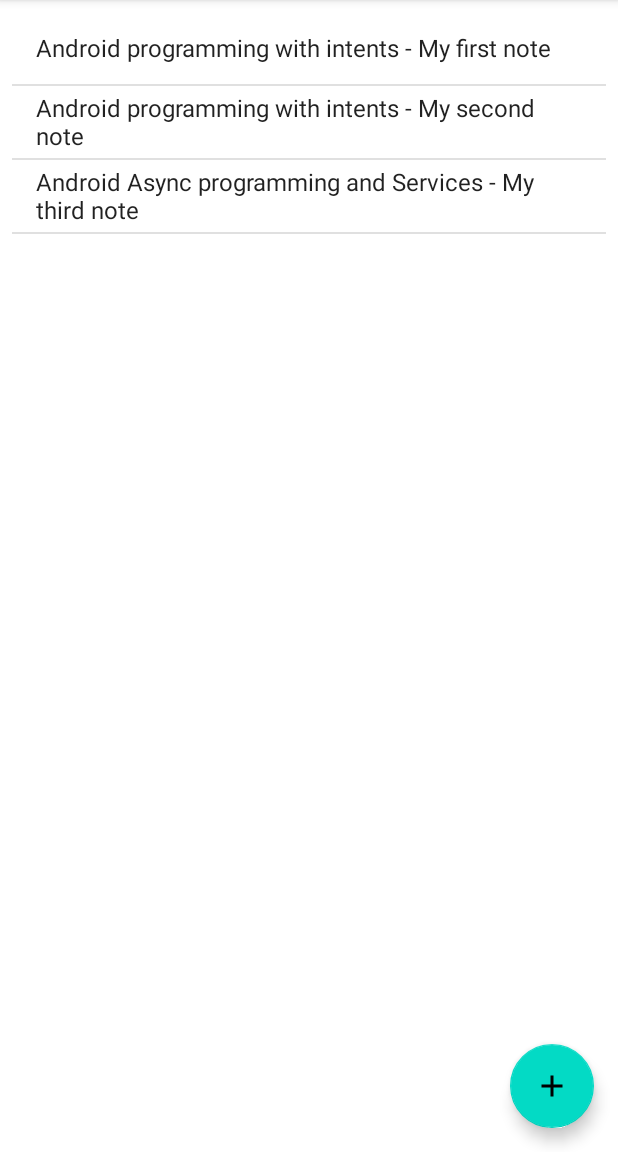
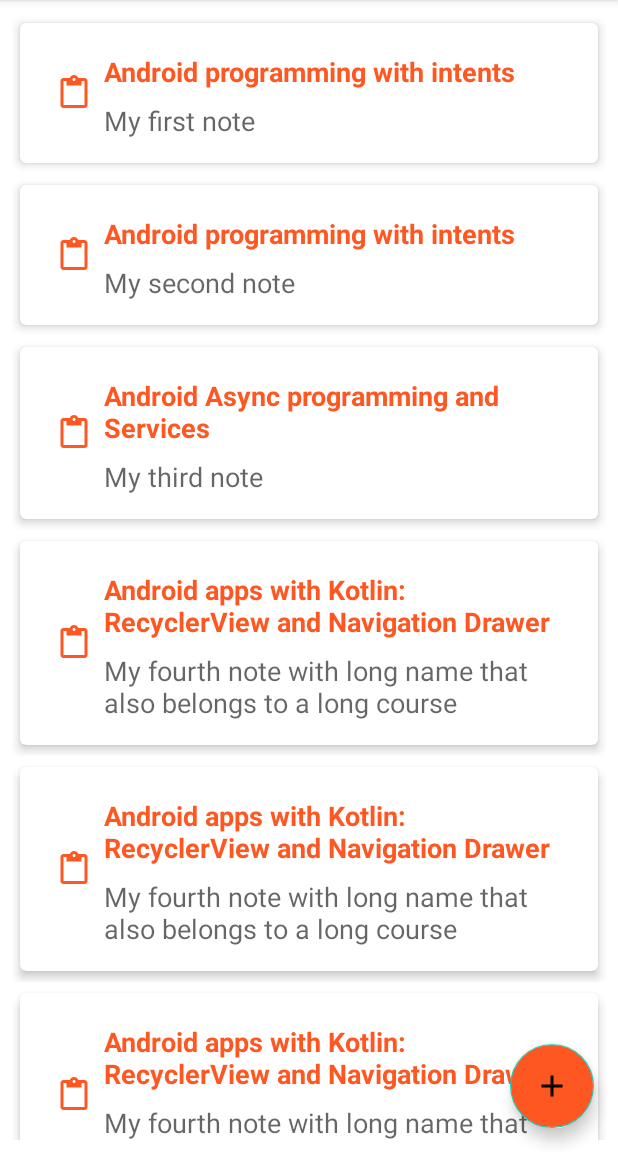
Before and after one commit to Luckykarter/note_keeper, an Android app: the screen it shows after launch (NoteListActivity), on a phone screen of 412 x 824 dp, the part 84-1236 px from its top. Run offline under Robolectric (Android 15) with nearby library versions, the phone set to English and light mode, and no system bars; our stand-ins replace navigation-ui.

Commit message:
RecyclerView course, Retrofit add

```diff
--- a/app/build.gradle
+++ b/app/build.gradle
@@ -45,4 +45,6 @@ dependencies {
     testImplementation 'junit:junit:4.+'
     androidTestImplementation 'androidx.test.ext:junit:1.1.2'
     androidTestImplementation 'androidx.test.espresso:espresso-core:3.3.0'
+    implementation 'com.squareup.retrofit2:retrofit:2.9.0'
+    implementation 'com.squareup.retrofit2:converter-gson:2.9.0'
 }
--- a/app/src/main/AndroidManifest.xml
+++ b/app/src/main/AndroidManifest.xml
@@ -1,9 +1,11 @@
 <?xml version="1.0" encoding="utf-8"?>
 <manifest xmlns:android="http://schemas.android.com/apk/res/android"
     package="com.example.notekeeper">
+    <uses-permission android:name="android.permission.INTERNET" />
 
     <application
         android:allowBackup="true"
+        android:usesCleartextTraffic="true"
         android:icon="@mipmap/ic_launcher"
         android:label="@string/app_name"
         android:roundIcon="@mipmap/ic_launcher_round"
@@ -27,5 +29,4 @@
             android:theme="@style/Theme.NoteKeeper.NoActionBar">
         </activity>
     </application>
-
 </manifest>
--- a/app/src/main/java/com/example/notekeeper/Constants.kt
+++ b/app/src/main/java/com/example/notekeeper/Constants.kt
@@ -4,3 +4,5 @@ const val NOTE_POSITION = "EXTRA_NOTE_POSITION"
 const val POSITION_NOT_SET = -1
 const val DIRECTION_BACK = -1
 const val DIRECTION_FORWARD = 1
+//const val BASE_URL = "https://swapi.dev/api/"
+const val BASE_URL = "http://10.100.102.10:8004/"
--- a/app/src/main/java/com/example/notekeeper/DataManager.kt
+++ b/app/src/main/java/com/example/notekeeper/DataManager.kt
@@ -17,6 +17,8 @@ object DataManager {
 
         course = CourseInfo(courseId = "android_async", title = "Android Async programming and Services")
         courses[course.courseId] = course
+        course = CourseInfo(courseId = "android_kotlin", title = "Android apps with Kotlin: RecyclerView and Navigation Drawer")
+        courses[course.courseId] = course
 
     }
 
@@ -24,7 +26,15 @@ object DataManager {
         notes.add(NoteInfo(courses.values.toList()[0], title = "My first note", text = "Some note text"))
         notes.add(NoteInfo(courses.values.toList()[0], title = "My second note", text = "Some different note text"))
         notes.add(NoteInfo(courses.values.toList()[1], title = "My third note", text = "Some another different note text"))
-
+        for (i in 1..15) {
+            notes.add(
+                NoteInfo(
+                    courses.values.toList()[2],
+                    title = "My fourth note with long name that also belongs to a long course",
+                    text = "Some another different note text"
+                )
+            )
+        }
     }
 
 }
--- a/app/src/main/java/com/example/notekeeper/NoteListActivity.kt
+++ b/app/src/main/java/com/example/notekeeper/NoteListActivity.kt
@@ -5,6 +5,7 @@ import android.os.Bundle
 import android.widget.ArrayAdapter
 import androidx.appcompat.app.AppCompatActivity
 import androidx.navigation.ui.AppBarConfiguration
+import androidx.recyclerview.widget.LinearLayoutManager
 import com.example.notekeeper.databinding.ActivityNoteListBinding
 
 class NoteListActivity : AppCompatActivity() {
@@ -24,22 +25,28 @@ class NoteListActivity : AppCompatActivity() {
             val activityIntent = Intent(this, MainActivity::class.java)
             startActivity(activityIntent)
         }
-        binding.editView.listNotes.adapter = ArrayAdapter<NoteInfo>(this,
-            android.R.layout.simple_list_item_1,
-            DataManager.notes
-        )
 
-        binding.editView.listNotes.setOnItemClickListener{parent, view, position, id ->
-            val activityIntent = Intent(this, MainActivity::class.java)
-            activityIntent.putExtra(NOTE_POSITION, position)
-            startActivity(activityIntent)
-        }
+        binding.editView.listItemsR.layoutManager = LinearLayoutManager(this)
+
+        binding.editView.listItemsR.adapter = NoteRecyclerAdapter(this, DataManager.notes)
+
+//        binding.editView.listNotes.adapter = ArrayAdapter<NoteInfo>(this,
+//            android.R.layout.simple_list_item_1,
+//            DataManager.notes
+//        )
+//
+//        binding.editView.listNotes.setOnItemClickListener{parent, view, position, id ->
+//            val activityIntent = Intent(this, MainActivity::class.java)
+//            activityIntent.putExtra(NOTE_POSITION, position)
+//            startActivity(activityIntent)
+//        }
 
     }
 
     override fun onResume() {
         super.onResume()
-        (binding.editView.listNotes.adapter as ArrayAdapter<NoteInfo>).notifyDataSetChanged()
+        binding.editView.listItemsR.adapter?.notifyDataSetChanged()
+//        (binding.editView.listItems.adapter as ArrayAdapter<NoteInfo>).notifyDataSetChanged()
     }
 
 }
--- /dev/null
+++ b/app/src/main/java/com/example/notekeeper/NoteRecyclerAdapter.kt
@@ -0,0 +1,44 @@
+package com.example.notekeeper
+
+import android.content.Context
+import android.content.Intent
+import android.view.LayoutInflater
+import android.view.View
+import android.view.ViewGroup
+import android.widget.TextView
+import androidx.recyclerview.widget.RecyclerView
+
+class NoteRecyclerAdapter(private val context: Context, private val notes: List<NoteInfo>):
+    RecyclerView.Adapter<NoteRecyclerAdapter.ViewHolder>() {
+
+    private val layoutInflater = LayoutInflater.from(context)
+
+    inner class ViewHolder(itemView: View) : RecyclerView.ViewHolder(itemView) {
+        val textCourse = itemView.findViewById<TextView?>(R.id.textCourse)
+        val textTitle = itemView.findViewById<TextView?>(R.id.textTitle)
+        var notePosition = 0
+        init {
+            itemView.setOnClickListener {
+                val intent = Intent(context, MainActivity::class.java)
+                intent.putExtra(NOTE_POSITION, notePosition)
+                context.startActivity(intent)
+            }
+        }
+    }
+
+    override fun onCreateViewHolder(parent: ViewGroup, viewType: Int): ViewHolder {
+        val itemView = layoutInflater.inflate(R.layout.item_note_list, parent, false)
+        return ViewHolder(itemView)
+
+    }
+
+    override fun onBindViewHolder(holder: ViewHolder, position: Int) {
+        val note = notes[position]
+        holder.textCourse?.text = note.course?.title
+        holder.textTitle?.text = note.title
+        holder.notePosition = position
+
+    }
+
+    override fun getItemCount() = notes.size
+}
--- /dev/null
+++ b/app/src/main/res/drawable/ic_baseline_content_paste_24.xml
@@ -0,0 +1,5 @@
+<vector android:height="24dp" android:tint="#000000"
+    android:viewportHeight="24" android:viewportWidth="24"
+    android:width="24dp" xmlns:android="http://schemas.android.com/apk/res/android">
+    <path android:fillColor="@color/black" android:pathData="M19,2h-4.18C14.4,0.84 13.3,0 12,0c-1.3,0 -2.4,0.84 -2.82,2L5,2c-1.1,0 -2,0.9 -2,2v16c0,1.1 0.9,2 2,2h14c1.1,0 2,-0.9 2,-2L21,4c0,-1.1 -0.9,-2 -2,-2zM12,2c0.55,0 1,0.45 1,1s-0.45,1 -1,1 -1,-0.45 -1,-1 0.45,-1 1,-1zM19,20L5,20L5,4h2v3h10L17,4h2v16z"/>
+</vector>
--- a/app/src/main/res/layout/activity_note_list.xml
+++ b/app/src/main/res/layout/activity_note_list.xml
@@ -31,6 +31,8 @@
         android:layout_gravity="bottom|end"
         android:layout_marginEnd="@dimen/fab_margin"
         android:layout_marginBottom="16dp"
+        android:backgroundTint="#FF5722"
+        app:rippleColor="#FFFFFF"
         app:srcCompat="@drawable/ic_baseline_add_24" />
 
 </androidx.coordinatorlayout.widget.CoordinatorLayout>
--- a/app/src/main/res/layout/content_note_list.xml
+++ b/app/src/main/res/layout/content_note_list.xml
@@ -2,12 +2,13 @@
 <androidx.constraintlayout.widget.ConstraintLayout xmlns:android="http://schemas.android.com/apk/res/android"
     xmlns:app="http://schemas.android.com/apk/res-auto"
     xmlns:tools="http://schemas.android.com/tools"
+    android:id="@+id/listItems"
     android:layout_width="match_parent"
     android:layout_height="match_parent"
     app:layout_behavior="@string/appbar_scrolling_view_behavior">
 
-    <ListView
-        android:id="@+id/listNotes"
+    <androidx.recyclerview.widget.RecyclerView
+        android:id="@+id/listItemsR"
         android:layout_width="0dp"
         android:layout_height="0dp"
         android:layout_marginStart="8dp"
@@ -17,5 +18,6 @@
         app:layout_constraintBottom_toBottomOf="parent"
         app:layout_constraintEnd_toEndOf="parent"
         app:layout_constraintStart_toStartOf="parent"
-        app:layout_constraintTop_toTopOf="parent" />
+        app:layout_constraintTop_toTopOf="parent"
+        tools:listitem="@layout/item_note_list" />
 </androidx.constraintlayout.widget.ConstraintLayout>
--- /dev/null
+++ b/app/src/main/res/layout/item_note_list.xml
@@ -0,0 +1,61 @@
+<?xml version="1.0" encoding="utf-8"?>
+<FrameLayout xmlns:android="http://schemas.android.com/apk/res/android"
+    xmlns:app="http://schemas.android.com/apk/res-auto"
+    xmlns:tools="http://schemas.android.com/tools"
+    android:layout_width="match_parent"
+    android:layout_height="wrap_content">
+
+    <androidx.cardview.widget.CardView
+        android:layout_width="match_parent"
+        android:layout_height="wrap_content"
+        app:cardCornerRadius="4dp"
+        app:cardElevation="4dp"
+        app:cardUseCompatPadding="true"
+        app:contentPadding="16dp" >
+
+        <androidx.constraintlayout.widget.ConstraintLayout
+            android:layout_width="match_parent"
+            android:layout_height="wrap_content">
+
+            <TextView
+                android:id="@+id/textCourse"
+                android:layout_width="0dp"
+                android:layout_height="wrap_content"
+                android:layout_marginStart="8dp"
+                android:layout_marginTop="4dp"
+                android:layout_marginEnd="8dp"
+                android:text="TextView"
+                android:textAppearance="@style/TextAppearance.AppCompat.Medium"
+                android:textColor="#FF5722"
+                android:textStyle="bold"
+                app:layout_constraintEnd_toEndOf="parent"
+                app:layout_constraintStart_toEndOf="@+id/imageView"
+                app:layout_constraintTop_toTopOf="parent" />
+
+            <TextView
+                android:id="@+id/textTitle"
+                android:layout_width="0dp"
+                android:layout_height="wrap_content"
+                android:layout_marginTop="8dp"
+                android:text="TextView"
+                android:textAppearance="@style/TextAppearance.AppCompat.Medium"
+                app:layout_constraintEnd_toEndOf="@+id/textCourse"
+                app:layout_constraintStart_toStartOf="@+id/textCourse"
+                app:layout_constraintTop_toBottomOf="@+id/textCourse" />
+
+            <ImageView
+                android:id="@+id/imageView"
+                android:layout_width="wrap_content"
+                android:layout_height="wrap_content"
+                android:layout_marginStart="8dp"
+                android:layout_marginTop="8dp"
+                android:layout_marginBottom="8dp"
+                app:layout_constraintBottom_toBottomOf="parent"
+                app:layout_constraintStart_toStartOf="parent"
+                app:layout_constraintTop_toTopOf="parent"
+                app:srcCompat="@drawable/ic_baseline_content_paste_24"
+                app:tint="#FF5722" />
+        </androidx.constraintlayout.widget.ConstraintLayout>
+
+    </androidx.cardview.widget.CardView>
+</FrameLayout>
--- /dev/null
+++ b/app/src/main/res/values/CourseTitle.xml
@@ -0,0 +1,2 @@
+<?xml version="1.0" encoding="utf-8"?>
+<resources></resources>
```
Also changed, not shown: app/src/main/java/com/example/notekeeper/ApiInterface.kt (added, +29 -0 lines), app/src/main/java/com/example/notekeeper/Customer.kt (added, +12 -0 lines), app/src/main/java/com/example/notekeeper/LoginData.kt (added, +13 -0 lines), app/src/main/java/com/example/notekeeper/NoteActivity.kt (renamed from app/src/main/java/com/example/notekeeper/MainActivity.kt, +54 -2 lines), app/src/main/java/com/example/notekeeper/PageResult.kt (added, +8 -0 lines), build.gradle (added, +18 -0 lines), gradle.properties (added, +21 -0 lines), settings.gradle (added, +10 -0 lines), gradle/wrapper/gradle-wrapper.properties (added).
